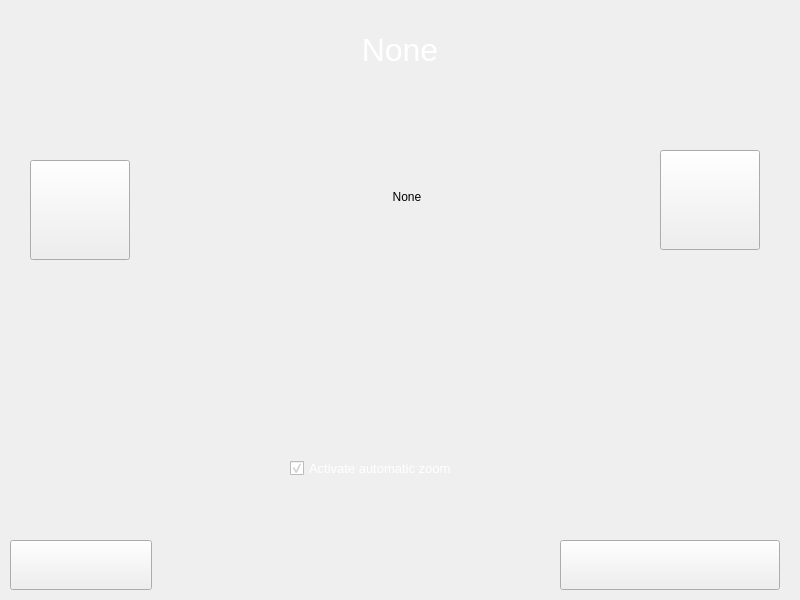
Above: choosewidget.ui from DreamTeamHelha/SirtoliRacing before the change. Below: the same form after it.
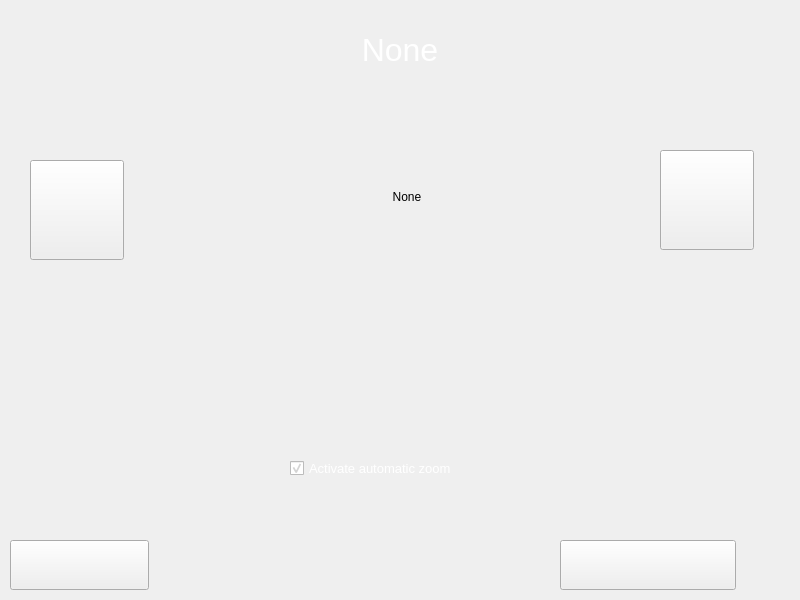
That is the form after the change.

```diff
--- a/choosewidget.ui
+++ b/choosewidget.ui
@@ -18,7 +18,7 @@
     <rect>
      <x>30</x>
      <y>160</y>
-     <width>100</width>
+     <width>94</width>
      <height>100</height>
     </rect>
    </property>
@@ -31,7 +31,7 @@
     <rect>
      <x>660</x>
      <y>150</y>
-     <width>100</width>
+     <width>94</width>
      <height>100</height>
     </rect>
    </property>
@@ -60,7 +60,7 @@
     <rect>
      <x>560</x>
      <y>540</y>
-     <width>220</width>
+     <width>176</width>
      <height>50</height>
     </rect>
    </property>
@@ -98,7 +98,7 @@
     <rect>
      <x>10</x>
      <y>540</y>
-     <width>142</width>
+     <width>139</width>
      <height>50</height>
     </rect>
    </property>
```
